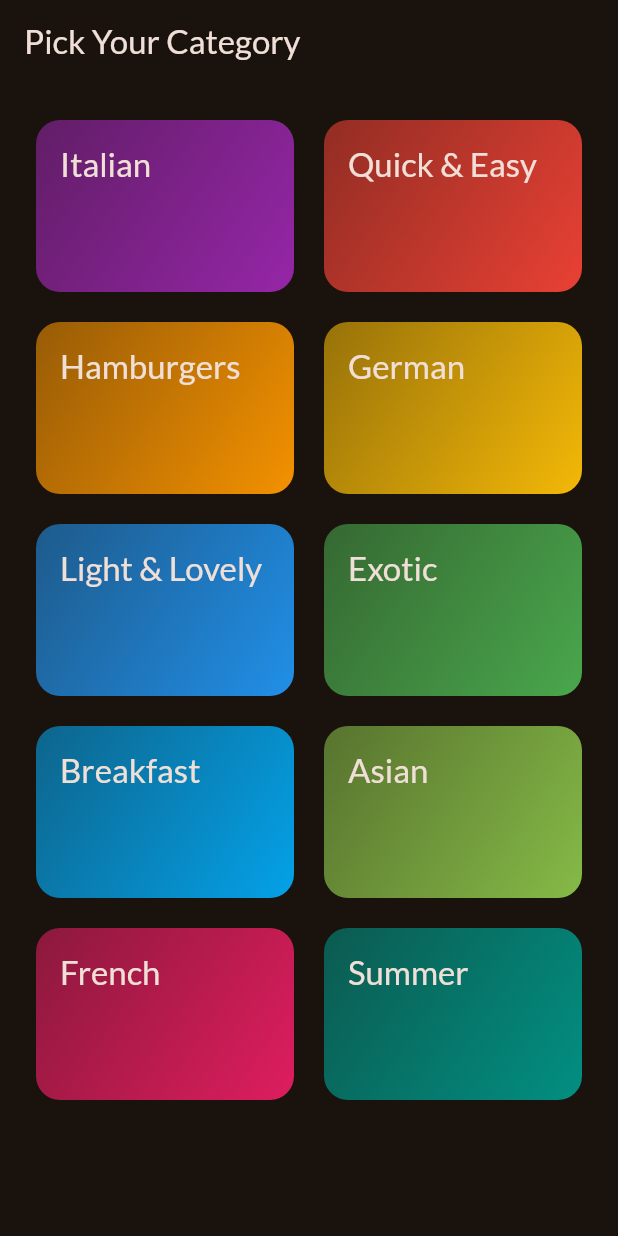
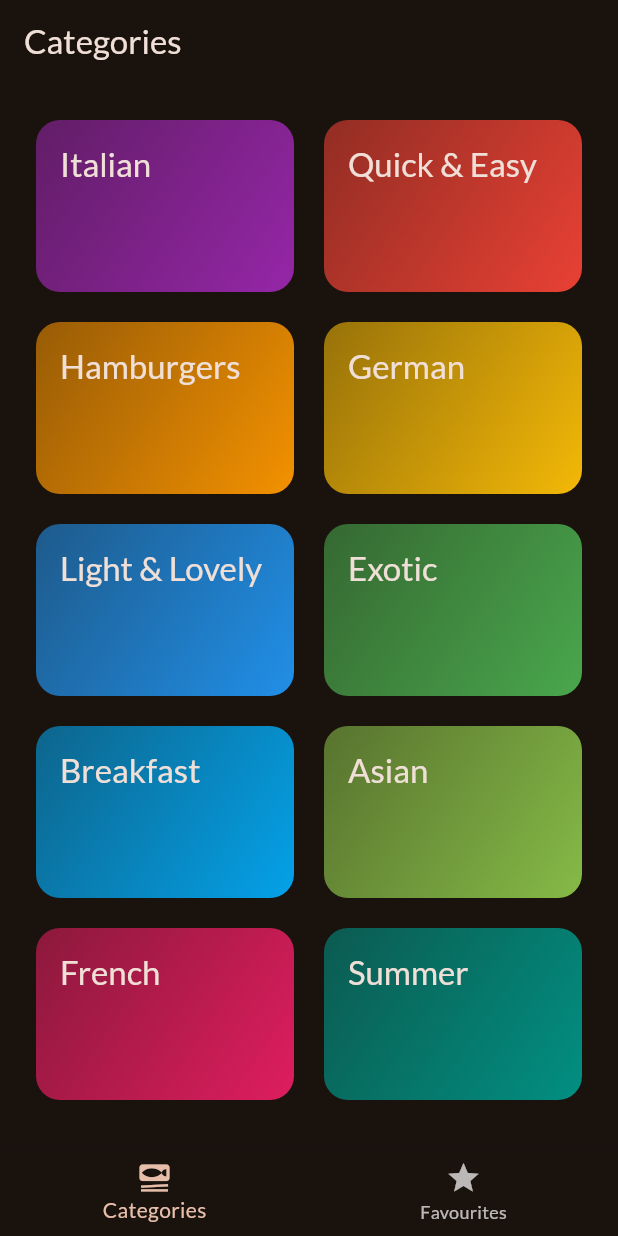
Before and after one commit to punkushal/Meals, a Flutter app: the screen it shows after launch, on a phone screen of 412 x 824 dp. Run offline on Flutter 3.47's test engine with Material 2 defaults, Android fonts, the phone set to English and light mode, and no system bars; our stand-ins replace google_fonts, transparent_image.

Commit message:
Added Tab Based Navigation

```diff
--- a/lib/main.dart
+++ b/lib/main.dart
@@ -1,8 +1,7 @@
 import 'package:flutter/material.dart';
 
 import 'package:google_fonts/google_fonts.dart';
-
-import 'package:meal/screens/categories.dart';
+import 'package:meal/screens/tabs_screen.dart';
 
 final theme = ThemeData(
   useMaterial3: true,
@@ -24,7 +23,7 @@ class App extends StatelessWidget {
   Widget build(BuildContext context) {
     return MaterialApp(
       theme: theme,
-      home: const CategoriesScreen(),
+      home: const TabsScreen(),
     );
   }
 }
--- a/lib/screens/categories.dart
+++ b/lib/screens/categories.dart
@@ -22,11 +22,7 @@ class CategoriesScreen extends StatelessWidget {
 
   @override
   Widget build(BuildContext context) {
-    return Scaffold(
-      appBar: AppBar(
-        title: const Text('Pick Your Category'),
-      ),
-      body: GridView(
+    return GridView(
       padding: const EdgeInsets.all(24),
       gridDelegate: const SliverGridDelegateWithFixedCrossAxisCount(
           crossAxisCount: 2, //This says how many column we need
@@ -42,7 +38,6 @@ class CategoriesScreen extends StatelessWidget {
                 _selectedCategory(context, category);
               }),
       ],
-      ),
     );
   }
 }
--- a/lib/screens/meals.dart
+++ b/lib/screens/meals.dart
@@ -3,9 +3,9 @@ import 'package:meal/models/meal.dart';
 import 'package:meal/widgets/meal_item.dart';
 
 class MealsScreen extends StatelessWidget {
-  const MealsScreen({super.key, required this.title, required this.meals});
+  const MealsScreen({super.key, this.title, required this.meals});
 
-  final String title;
+  final String? title;
   final List<Meal> meals;
   @override
   Widget build(BuildContext context) {
@@ -38,10 +38,12 @@ class MealsScreen extends StatelessWidget {
         itemBuilder: (ctx, index) => MealItem(meals: meals[index]),
       );
     }
-
+    if (title == null) {
+      return content;
+    }
     return Scaffold(
         appBar: AppBar(
-          title: Text(title),
+          title: Text(title!),
         ),
         body: content);
   }
--- /dev/null
+++ b/lib/screens/tabs_screen.dart
@@ -0,0 +1,47 @@
+import 'package:flutter/material.dart';
+import 'package:meal/screens/categories.dart';
+import 'package:meal/screens/meals.dart';
+
+class TabsScreen extends StatefulWidget {
+  const TabsScreen({super.key});
+
+  @override
+  State<TabsScreen> createState() => _TabsScreenState();
+}
+
+class _TabsScreenState extends State<TabsScreen> {
+  int _selectedPageIndex = 0;
+
+  void _selectPage(int index) {
+    setState(() {
+      _selectedPageIndex = index;
+    });
+  }
+
+  @override
+  Widget build(BuildContext context) {
+    Widget activePage = const CategoriesScreen();
+    var activePageTitle = 'Categories';
+    if (_selectedPageIndex == 1) {
+      activePage = const MealsScreen(meals: []);
+      activePageTitle = 'Favourites';
+    }
+    return Scaffold(
+      appBar: AppBar(
+        title: Text(activePageTitle),
+      ),
+      body: activePage,
+      bottomNavigationBar: BottomNavigationBar(
+        onTap:
+            _selectPage, //onTap automatically passed integer value to the function
+        currentIndex:
+            _selectedPageIndex, //To highlight the selected tab buttons
+        items: const [
+          BottomNavigationBarItem(
+              icon: Icon(Icons.set_meal), label: 'Categories'),
+          BottomNavigationBarItem(icon: Icon(Icons.star), label: 'Favourites'),
+        ],
+      ),
+    );
+  }
+}
```
Lines whose indentation alone changed are shown as unchanged.
